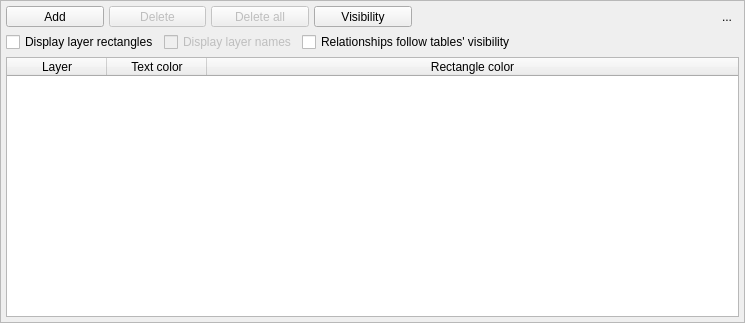
Qt form libs/libgui/ui/widgets/layersconfigwidget.ui (pgmodeler/pgmodeler) before a commit.
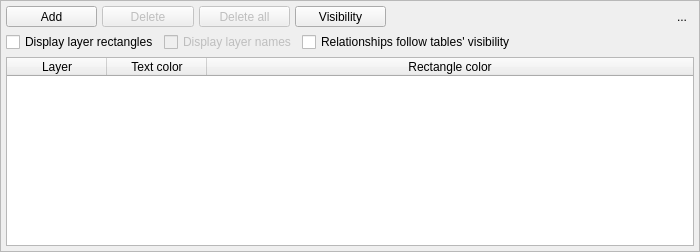
The same form after that commit. Icons and pictures are not drawn.

What changed in the file:
```diff
--- a/libs/libgui/ui/widgets/layersconfigwidget.ui
+++ b/libs/libgui/ui/widgets/layersconfigwidget.ui
@@ -6,13 +6,13 @@
    <rect>
     <x>0</x>
     <y>0</y>
-    <width>745</width>
-    <height>323</height>
+    <width>700</width>
+    <height>252</height>
    </rect>
   </property>
   <property name="minimumSize">
    <size>
-    <width>600</width>
+    <width>700</width>
     <height>180</height>
    </size>
   </property>
```
Left out of the diff: 2 changed lines with no effect on the pictures.
